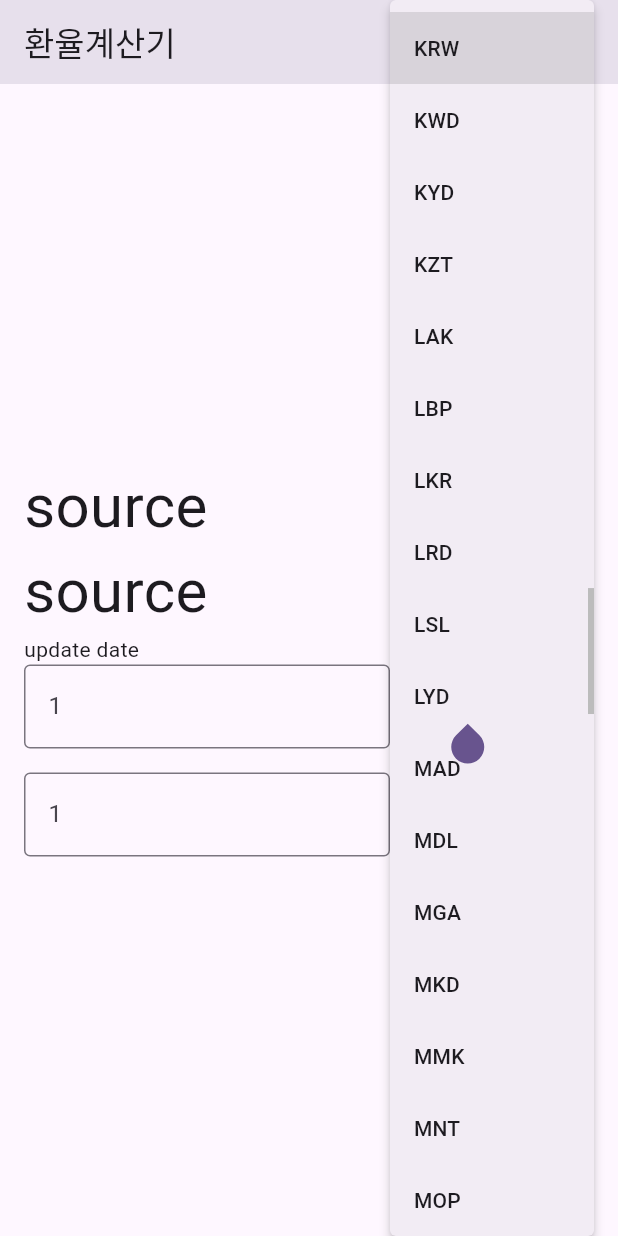
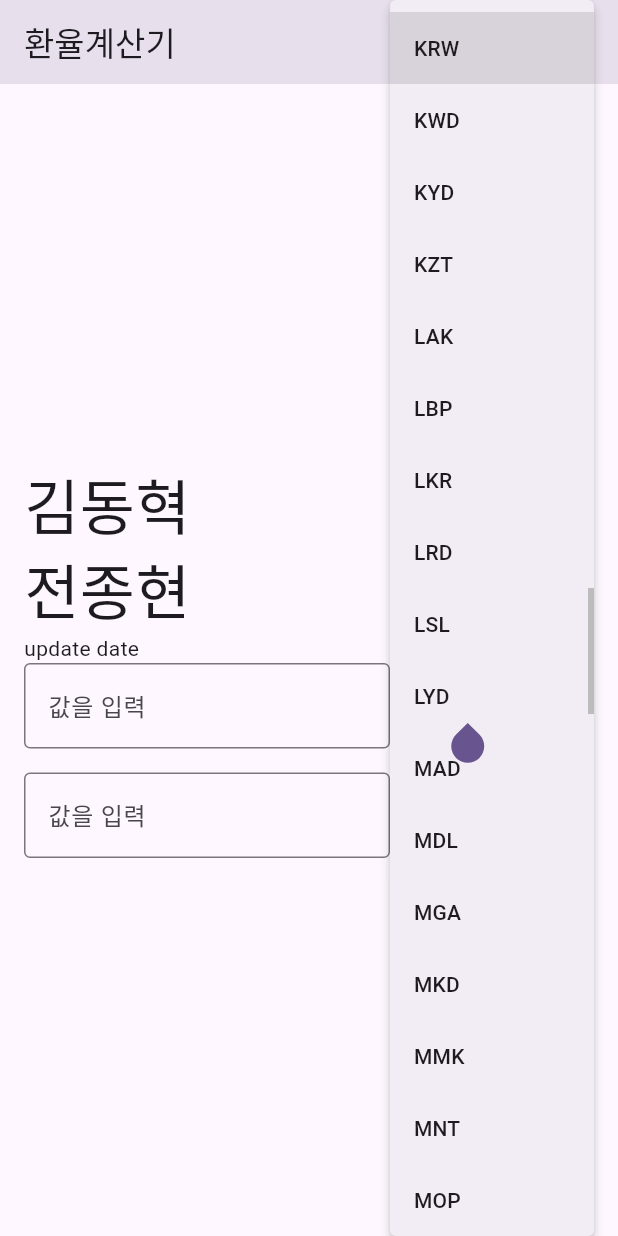
Before and after one commit to KimDonghyeok/flutter_exchange_calc, a Flutter app: the screen it shows after launch, after a tap on "USD", on a phone screen of 412 x 824 dp. Run offline on Flutter 3.47's test engine with Material 3 defaults, Android fonts, the phone set to English and light mode, and no system bars; our stand-ins replace freezed_annotation; network calls fail.

Commit message:
김동혁 3

```diff
--- a/lib/data/repository/exchange_data_repository_impl.dart
+++ b/lib/data/repository/exchange_data_repository_impl.dart
@@ -7,7 +7,7 @@ import 'exchange_data_repository.dart';
 class ExchangeRepositoryImpl implements ExchangeRepository {
   final ExchangeDataSource _dataSource;
 
-  ExchangeRepositoryImpl(ExchangeDataSource dataSource)
+  ExchangeRepositoryImpl({required ExchangeDataSource dataSource})
       : _dataSource = dataSource;
 
   @override
--- a/lib/main.dart
+++ b/lib/main.dart
@@ -1,5 +1,8 @@
 import 'package:flutter/material.dart';
+import 'package:flutter_exchange_calc/data/data_source/exchange_data_source_impl.dart';
+import 'package:flutter_exchange_calc/data/repository/exchange_data_repository_impl.dart';
 import 'package:flutter_exchange_calc/presentation/home_screen.dart';
+import 'package:flutter_exchange_calc/presentation/home_screen_view_model.dart';
 
 void main() {
   runApp(const MyApp());
@@ -17,7 +20,13 @@ class MyApp extends StatelessWidget {
         colorScheme: ColorScheme.fromSeed(seedColor: Colors.deepPurple),
         useMaterial3: true,
       ),
-      home: HomeScreen(),
+      home: HomeScreen(
+        viewModel: HomeScreenViewModel(
+          repository: ExchangeRepositoryImpl(
+            dataSource: ExchangeDataSourceImpl(),
+          ),
+        ),
+      ),
     );
   }
 }
--- a/lib/presentation/home_screen.dart
+++ b/lib/presentation/home_screen.dart
@@ -1,15 +1,37 @@
 import 'package:flutter/material.dart';
+import 'package:flutter_exchange_calc/presentation/home_screen_view_model.dart';
 
 class HomeScreen extends StatefulWidget {
-  const HomeScreen({super.key});
+  final HomeScreenViewModel _viewModel;
+
+  const HomeScreen({super.key, required HomeScreenViewModel viewModel})
+      : _viewModel = viewModel;
 
   @override
   State<HomeScreen> createState() => _HomeScreenState();
 }
 
 class _HomeScreenState extends State<HomeScreen> {
+  late HomeScreenViewModel viewModel;
   final _fromController = TextEditingController();
   final _toController = TextEditingController();
+
+  void updateUI() {
+    setState(() {});
+  }
+
+  @override
+  void initState() {
+    super.initState();
+    viewModel = widget._viewModel;
+    viewModel.addListener(updateUI);
+  }
+
+  @override
+  void dispose() {
+    viewModel.removeListener(updateUI);
+    super.dispose();
+  }
 
   Currency? selectedFrom;
   Currency? selectedTo;
@@ -27,11 +49,11 @@ class _HomeScreenState extends State<HomeScreen> {
           crossAxisAlignment: CrossAxisAlignment.start,
           children: [
             Text(
-              'source',
+              '김동혁',
               style: TextStyle(fontSize: 40),
             ),
             Text(
-              'source',
+              '전종현',
               style: TextStyle(fontSize: 40),
             ),
             Text('update date'),
@@ -42,9 +64,10 @@ class _HomeScreenState extends State<HomeScreen> {
                     controller: _fromController,
                     decoration: InputDecoration(
                       border: OutlineInputBorder(),
-                    hintText: '1',
+                      hintText: '값을 입력',
                     ),
-                )),
+                  ),
+                ),
                 DropdownMenu(
                   initialSelection: Currency.KRW,
                   requestFocusOnTap: true,
@@ -70,9 +93,10 @@ class _HomeScreenState extends State<HomeScreen> {
                     controller: _toController,
                     decoration: InputDecoration(
                       border: OutlineInputBorder(),
-                    hintText: '1',
+                      hintText: '값을 입력',
                     ),
-                )),
+                  ),
+                ),
                 DropdownMenu(
                   initialSelection: Currency.USD,
                   requestFocusOnTap: true,
--- /dev/null
+++ b/lib/presentation/home_screen_view_model.dart
@@ -0,0 +1,26 @@
+import 'package:flutter/cupertino.dart';
+import 'package:flutter_exchange_calc/data/model/exchange.dart';
+import 'package:flutter_exchange_calc/data/repository/exchange_data_repository.dart';
+
+class HomeScreenViewModel with ChangeNotifier {
+  final ExchangeRepository _repository;
+
+  HomeScreenViewModel({required ExchangeRepository repository})
+      : _repository = repository {
+    getExchangeRateData('USD');
+  }
+
+  double _fromValue = 0;
+  double _toValue = 0;
+  Exchange? _exchangeRateData;
+
+  get fromValue => _fromValue;
+
+  get toValue => _toValue;
+
+  get updateDate => _exchangeRateData?.timeLastUpdateUtc;
+
+  Future<void> getExchangeRateData(String currency) async {
+    _exchangeRateData = await _repository.getExchangeRateData(currency);
+  }
+}
```
Lines whose indentation alone changed are shown as unchanged.
